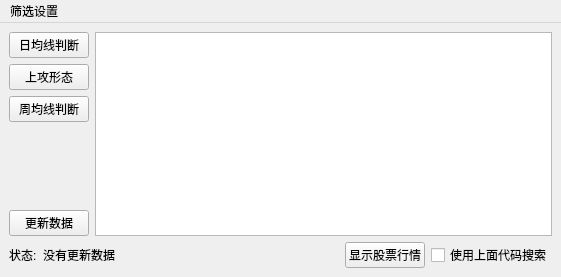
The window that Windows/clsMainWindow.ui (caicaiking/AbamaAnalysis) describes before a commit, drawn with Qt 5.
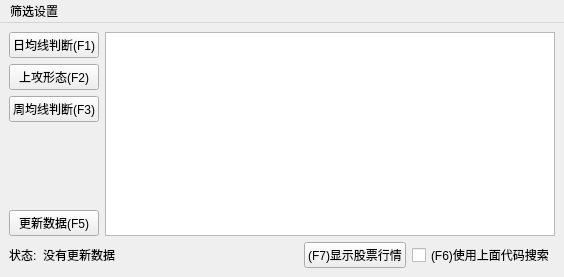
The same window after the commit.

The edit to the form file:
```diff
--- a/Windows/clsMainWindow.ui
+++ b/Windows/clsMainWindow.ui
@@ -22,7 +22,7 @@
         <item>
          <widget class="QPushButton" name="btnMa">
           <property name="text">
-           <string>日均线判断</string>
+           <string>日均线判断(F1)</string>
           </property>
           <property name="shortcut">
            <string>F1</string>
@@ -32,7 +32,7 @@
         <item>
          <widget class="QPushButton" name="btnAttact">
           <property name="text">
-           <string>上攻形态</string>
+           <string>上攻形态(F2)</string>
           </property>
           <property name="shortcut">
            <string>F2</string>
@@ -42,7 +42,7 @@
         <item>
          <widget class="QPushButton" name="btnWeekMa">
           <property name="text">
-           <string>周均线判断</string>
+           <string>周均线判断(F3)</string>
           </property>
           <property name="shortcut">
            <string>F3</string>
@@ -65,7 +65,7 @@
         <item>
          <widget class="QPushButton" name="btnUpdateData">
           <property name="text">
-           <string>更新数据</string>
+           <string>更新数据(F5)</string>
           </property>
           <property name="shortcut">
            <string>F5</string>
@@ -105,7 +105,7 @@
       <item>
        <widget class="QPushButton" name="btnShowStock">
         <property name="text">
-         <string>显示股票行情</string>
+         <string>(F7)显示股票行情</string>
         </property>
         <property name="shortcut">
          <string>F3</string>
@@ -115,7 +115,10 @@
       <item>
        <widget class="QCheckBox" name="chkUseLastResut">
         <property name="text">
-         <string>使用上面代码搜索</string>
+         <string>(F6)使用上面代码搜索</string>
+        </property>
+        <property name="shortcut">
+         <string>F6</string>
         </property>
        </widget>
       </item>
```
Left out of the diff: 2 changed lines with no effect on the pictures.
